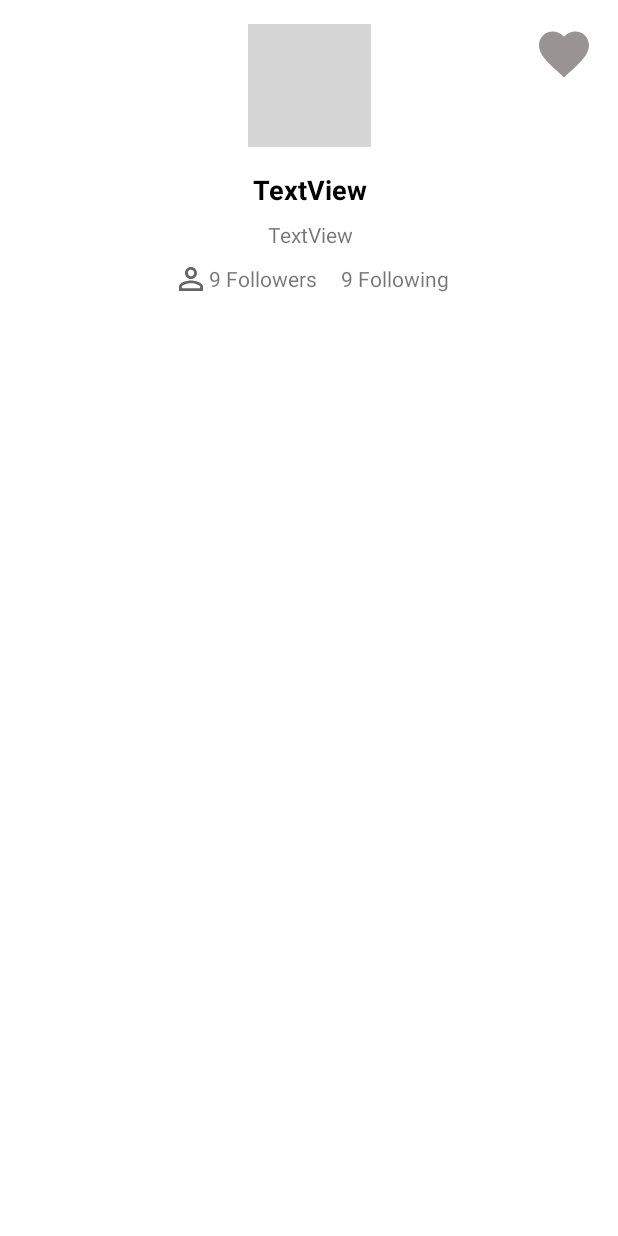
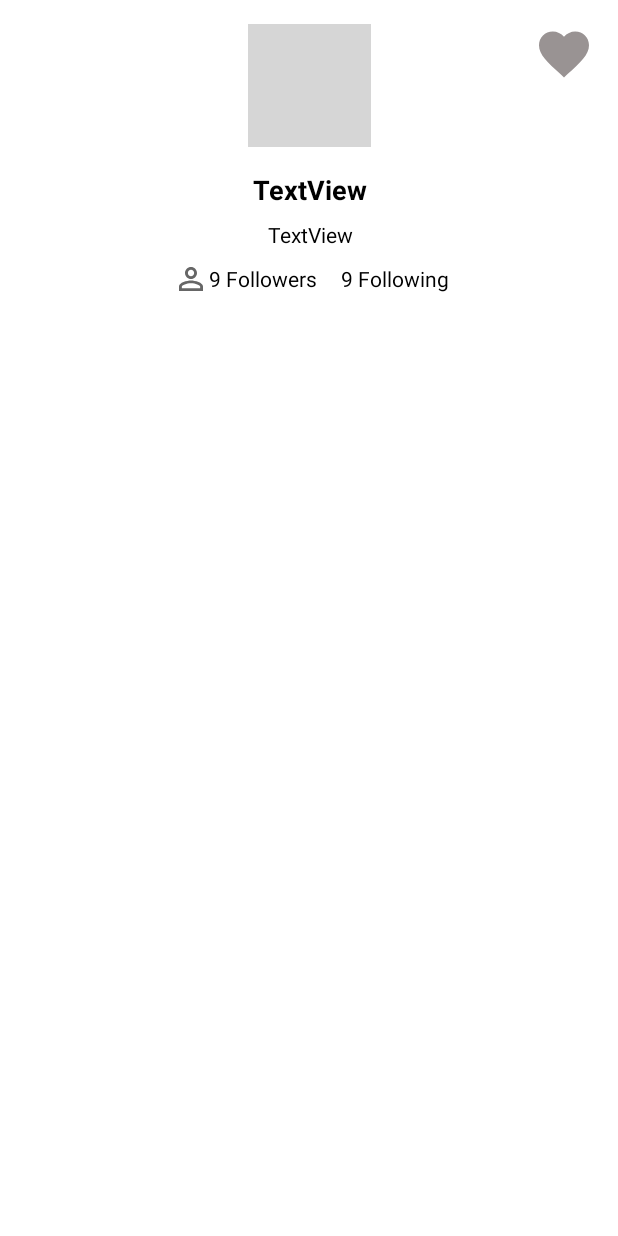
Before and after one commit to muhammadfarros12/Github-App, an Android app: the layout activity_detail_user.xml on its own in the app's theme, with its tools: preview values and no code run, on a phone screen of 412 x 824 dp. Run offline under Robolectric (Android 15) with nearby library versions, the phone set to English and light mode, and no system bars; plain views replace RoundedImageView; grey boxes are pictures that could not be loaded.

Commit message:
night mode bug fixing [farroos]

```diff
--- a/app/src/main/res/layout/activity_detail_user.xml
+++ b/app/src/main/res/layout/activity_detail_user.xml
@@ -21,10 +21,10 @@
 
     <TextView
         android:id="@+id/txt_name"
+        style="@style/Theme.GithubApp.text"
         android:layout_width="wrap_content"
         android:layout_height="wrap_content"
         android:layout_marginTop="16dp"
-        android:textColor="@color/black"
         android:textSize="18sp"
         android:textStyle="bold"
         app:layout_constraintEnd_toEndOf="@+id/img_profile"
@@ -34,6 +34,7 @@
 
     <TextView
         android:id="@+id/txt_username"
+        style="@style/Theme.GithubApp.text"
         android:layout_width="wrap_content"
         android:layout_height="wrap_content"
         android:layout_marginTop="8dp"
@@ -54,6 +55,7 @@
 
         <TextView
             android:id="@+id/txt_followers"
+            style="@style/Theme.GithubApp.text"
             android:layout_width="wrap_content"
             android:layout_height="wrap_content"
             android:layout_marginEnd="16dp"
@@ -64,6 +66,7 @@
 
         <TextView
             android:id="@+id/txt_following"
+            style="@style/Theme.GithubApp.text"
             android:layout_width="wrap_content"
             android:layout_height="wrap_content"
             android:layout_gravity="center_vertical"
@@ -94,12 +97,12 @@
         android:id="@+id/tgl_favorite"
         android:layout_width="40dp"
         android:layout_height="40dp"
-        android:textOn=""
-        android:background="@drawable/favorite_toogle"
-        android:textOff=""
-        android:focusableInTouchMode="false"
         android:layout_marginTop="16dp"
         android:layout_marginEnd="16dp"
+        android:background="@drawable/favorite_toogle"
+        android:focusableInTouchMode="false"
+        android:textOff=""
+        android:textOn=""
         app:layout_constraintEnd_toEndOf="parent"
         app:layout_constraintTop_toTopOf="parent" />
 </androidx.constraintlayout.widget.ConstraintLayout>
--- a/app/src/main/res/layout/item_user.xml
+++ b/app/src/main/res/layout/item_user.xml
@@ -21,9 +21,9 @@
         android:layout_width="wrap_content"
         android:layout_height="wrap_content"
         android:layout_marginStart="16dp"
-        android:textColor="@color/black"
         android:textSize="16sp"
         android:textStyle="bold"
+        style="@style/Theme.GithubApp.text"
         app:layout_constraintBottom_toBottomOf="parent"
         app:layout_constraintStart_toEndOf="@+id/iv_user"
         app:layout_constraintTop_toTopOf="parent"
--- a/app/src/main/res/values-night/themes.xml
+++ b/app/src/main/res/values-night/themes.xml
@@ -13,4 +13,9 @@
         <item name="android:statusBarColor" tools:targetApi="l">?attr/colorPrimaryVariant</item>
         <!-- Customize your theme here. -->
     </style>
+
+    <style name="Theme.GithubApp.text">
+        <item name="android:textColor">#fff</item>
+    </style>
+
 </resources>
--- a/app/src/main/res/values/themes.xml
+++ b/app/src/main/res/values/themes.xml
@@ -18,4 +18,8 @@
         <item name="android:statusBarColor">@color/black</item>
     </style>
 
+    <style name="Theme.GithubApp.text">
+        <item name="android:textColor">#000</item>
+    </style>
+
 </resources>
```
